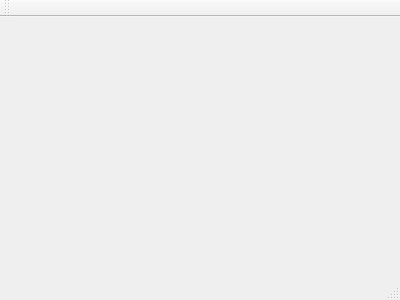
Qt form mainwindow.ui (rodabarbosa/REST_Debug) before a commit.
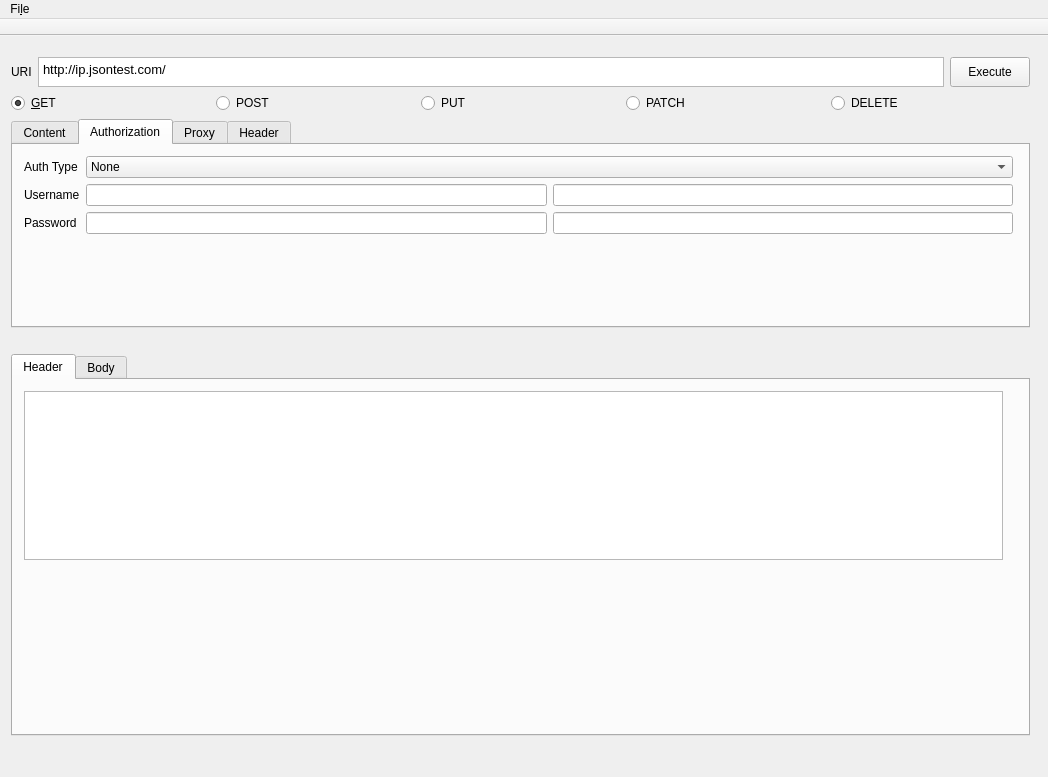
The same form after that commit.

```diff
--- a/mainwindow.ui
+++ b/mainwindow.ui
@@ -1,24 +1,472 @@
 <ui version="4.0">
  <class>MainWindow</class>
- <widget class="QMainWindow" name="MainWindow" >
-  <property name="geometry" >
+ <widget class="QMainWindow" name="MainWindow">
+  <property name="windowModality">
+   <enum>Qt::NonModal</enum>
+  </property>
+  <property name="geometry">
    <rect>
     <x>0</x>
     <y>0</y>
-    <width>400</width>
-    <height>300</height>
+    <width>1048</width>
+    <height>777</height>
    </rect>
   </property>
-  <property name="windowTitle" >
-   <string>MainWindow</string>
+  <property name="minimumSize">
+   <size>
+    <width>800</width>
+    <height>600</height>
+   </size>
   </property>
-  <widget class="QMenuBar" name="menuBar" />
-  <widget class="QToolBar" name="mainToolBar" />
-  <widget class="QWidget" name="centralWidget" />
-  <widget class="QStatusBar" name="statusBar" />
+  <property name="windowTitle">
+   <string>RESTFUL Debuger</string>
+  </property>
+  <widget class="QWidget" name="centralWidget">
+   <widget class="QWidget" name="gridLayoutWidget">
+    <property name="geometry">
+     <rect>
+      <x>0</x>
+      <y>10</y>
+      <width>1041</width>
+      <height>701</height>
+     </rect>
+    </property>
+    <layout class="QGridLayout" name="gridLayout">
+     <item row="0" column="0">
+      <layout class="QHBoxLayout" name="layAddress">
+       <item>
+        <widget class="QLabel" name="label">
+         <property name="maximumSize">
+          <size>
+           <width>16777215</width>
+           <height>30</height>
+          </size>
+         </property>
+         <property name="text">
+          <string>URI</string>
+         </property>
+        </widget>
+       </item>
+       <item>
+        <widget class="QTextEdit" name="txtUri">
+         <property name="maximumSize">
+          <size>
+           <width>16777215</width>
+           <height>30</height>
+          </size>
+         </property>
+         <property name="html">
+          <string>&lt;!DOCTYPE HTML PUBLIC &quot;-//W3C//DTD HTML 4.0//EN&quot; &quot;http://www.w3.org/TR/REC-html40/strict.dtd&quot;&gt;
+&lt;html&gt;&lt;head&gt;&lt;meta name=&quot;qrichtext&quot; content=&quot;1&quot; /&gt;&lt;style type=&quot;text/css&quot;&gt;
+p, li { white-space: pre-wrap; }
+&lt;/style&gt;&lt;/head&gt;&lt;body style=&quot; font-family:'Noto Sans'; font-size:10pt; font-weight:400; font-style:normal;&quot;&gt;
+&lt;p style=&quot; margin-top:0px; margin-bottom:0px; margin-left:0px; margin-right:0px; -qt-block-indent:0; text-indent:0px;&quot;&gt;http://ip.jsontest.com/&lt;/p&gt;&lt;/body&gt;&lt;/html&gt;</string>
+         </property>
+         <property name="placeholderText">
+          <string>http://youruri.com</string>
+         </property>
+        </widget>
+       </item>
+       <item>
+        <widget class="QPushButton" name="btnExecute">
+         <property name="maximumSize">
+          <size>
+           <width>16777215</width>
+           <height>30</height>
+          </size>
+         </property>
+         <property name="text">
+          <string>Execute</string>
+         </property>
+        </widget>
+       </item>
+      </layout>
+     </item>
+     <item row="2" column="0">
+      <layout class="QVBoxLayout" name="layRequestContent">
+       <item>
+        <widget class="QTabWidget" name="tabContent">
+         <property name="maximumSize">
+          <size>
+           <width>16777215</width>
+           <height>209</height>
+          </size>
+         </property>
+         <property name="currentIndex">
+          <number>1</number>
+         </property>
+         <widget class="QWidget" name="tabContentBody">
+          <attribute name="title">
+           <string>Content</string>
+          </attribute>
+          <widget class="QWidget" name="verticalLayoutWidget">
+           <property name="geometry">
+            <rect>
+             <x>0</x>
+             <y>10</y>
+             <width>1021</width>
+             <height>161</height>
+            </rect>
+           </property>
+           <layout class="QVBoxLayout" name="layContentBody">
+            <item>
+             <widget class="QPlainTextEdit" name="txtRequestContent">
+              <property name="maximumSize">
+               <size>
+                <width>16777215</width>
+                <height>16777215</height>
+               </size>
+              </property>
+             </widget>
+            </item>
+           </layout>
+          </widget>
+         </widget>
+         <widget class="QWidget" name="tabContentAuthorization">
+          <attribute name="title">
+           <string>Authorization</string>
+          </attribute>
+          <widget class="QWidget" name="formLayoutWidget">
+           <property name="geometry">
+            <rect>
+             <x>0</x>
+             <y>0</y>
+             <width>1011</width>
+             <height>171</height>
+            </rect>
+           </property>
+           <layout class="QFormLayout" name="layContentAuthorization">
+            <item row="1" column="0">
+             <widget class="QLabel" name="label_2">
+              <property name="text">
+               <string>Auth Type</string>
+              </property>
+             </widget>
+            </item>
+            <item row="1" column="1">
+             <widget class="QComboBox" name="cbxAuth">
+              <item>
+               <property name="text">
+                <string>None</string>
+               </property>
+              </item>
+              <item>
+               <property name="text">
+                <string>Simple</string>
+               </property>
+              </item>
+              <item>
+               <property name="text">
+                <string>Basic</string>
+               </property>
+              </item>
+              <item>
+               <property name="text">
+                <string>OAuth</string>
+               </property>
+              </item>
+             </widget>
+            </item>
+            <item row="3" column="0">
+             <widget class="QLabel" name="label_3">
+              <property name="text">
+               <string>Username</string>
+              </property>
+             </widget>
+            </item>
+            <item row="4" column="0">
+             <widget class="QLabel" name="label_4">
+              <property name="text">
+               <string>Password</string>
+              </property>
+             </widget>
+            </item>
+            <item row="3" column="1">
+             <layout class="QHBoxLayout" name="horizontalLayout">
+              <item>
+               <widget class="QLineEdit" name="txtAuthUsername"/>
+              </item>
+              <item>
+               <widget class="QLineEdit" name="txtAuthUsernameOAuth"/>
+              </item>
+             </layout>
+            </item>
+            <item row="4" column="1">
+             <layout class="QHBoxLayout" name="horizontalLayout_2">
+              <item>
+               <widget class="QLineEdit" name="txtAuthPassword">
+                <property name="echoMode">
+                 <enum>QLineEdit::Password</enum>
+                </property>
+               </widget>
+              </item>
+              <item>
+               <widget class="QLineEdit" name="txtAuthPasswordOAuth">
+                <property name="echoMode">
+                 <enum>QLineEdit::Password</enum>
+                </property>
+               </widget>
+              </item>
+             </layout>
+            </item>
+           </layout>
+          </widget>
+         </widget>
+         <widget class="QWidget" name="tabContentProxy">
+          <attribute name="title">
+           <string>Proxy</string>
+          </attribute>
+          <widget class="QWidget" name="formLayoutWidget_2">
+           <property name="geometry">
+            <rect>
+             <x>0</x>
+             <y>0</y>
+             <width>661</width>
+             <height>176</height>
+            </rect>
+           </property>
+           <layout class="QFormLayout" name="layContentProxy">
+            <item row="0" column="0">
+             <widget class="QCheckBox" name="chkProxyEnabled">
+              <property name="text">
+               <string>CheckBox</string>
+              </property>
+             </widget>
+            </item>
+            <item row="1" column="0">
+             <widget class="QLabel" name="label_5">
+              <property name="text">
+               <string>Address</string>
+              </property>
+             </widget>
+            </item>
+            <item row="2" column="0">
+             <widget class="QLabel" name="label_6">
+              <property name="text">
+               <string>Port</string>
+              </property>
+             </widget>
+            </item>
+            <item row="3" column="0">
+             <widget class="QLabel" name="label_7">
+              <property name="text">
+               <string>Username</string>
+              </property>
+             </widget>
+            </item>
+            <item row="4" column="0">
+             <widget class="QLabel" name="label_8">
+              <property name="text">
+               <string>Password</string>
+              </property>
+             </widget>
+            </item>
+            <item row="1" column="1">
+             <widget class="QLineEdit" name="txtProxyAddress"/>
+            </item>
+            <item row="3" column="1">
+             <widget class="QLineEdit" name="txtProxyUsername"/>
+            </item>
+            <item row="4" column="1">
+             <widget class="QLineEdit" name="txtProxyPassword">
+              <property name="echoMode">
+               <enum>QLineEdit::Password</enum>
+              </property>
+             </widget>
+            </item>
+            <item row="2" column="1">
+             <widget class="QSpinBox" name="spnProxyPort">
+              <property name="maximum">
+               <number>999999</number>
+              </property>
+              <property name="value">
+               <number>8080</number>
+              </property>
+             </widget>
+            </item>
+           </layout>
+          </widget>
+         </widget>
+         <widget class="QWidget" name="tabContentHeader">
+          <attribute name="title">
+           <string>Header</string>
+          </attribute>
+          <widget class="QWidget" name="verticalLayoutWidget_2">
+           <property name="geometry">
+            <rect>
+             <x>10</x>
+             <y>0</y>
+             <width>701</width>
+             <height>161</height>
+            </rect>
+           </property>
+           <layout class="QVBoxLayout" name="layContentHeader">
+            <item>
+             <widget class="QTextEdit" name="txtContentHeader"/>
+            </item>
+           </layout>
+          </widget>
+         </widget>
+        </widget>
+       </item>
+      </layout>
+     </item>
+     <item row="1" column="0">
+      <layout class="QHBoxLayout" name="layMethodSelector">
+       <item>
+        <widget class="QRadioButton" name="rdbGet">
+         <property name="text">
+          <string>&amp;GET</string>
+         </property>
+         <property name="checked">
+          <bool>true</bool>
+         </property>
+        </widget>
+       </item>
+       <item>
+        <widget class="QRadioButton" name="rdbPost">
+         <property name="text">
+          <string>POST</string>
+         </property>
+        </widget>
+       </item>
+       <item>
+        <widget class="QRadioButton" name="rdbPut">
+         <property name="text">
+          <string>PUT</string>
+         </property>
+        </widget>
+       </item>
+       <item>
+        <widget class="QRadioButton" name="rdbPatch">
+         <property name="text">
+          <string>PATCH</string>
+         </property>
+        </widget>
+       </item>
+       <item>
+        <widget class="QRadioButton" name="rdbdelete">
+         <property name="text">
+          <string>DELETE</string>
+         </property>
+        </widget>
+       </item>
+      </layout>
+     </item>
+     <item row="3" column="0">
+      <layout class="QVBoxLayout" name="layResponseStatus">
+       <item>
+        <widget class="QLabel" name="lbl_status">
+         <property name="text">
+          <string/>
+         </property>
+        </widget>
+       </item>
+      </layout>
+     </item>
+     <item row="4" column="0">
+      <layout class="QHBoxLayout" name="layResult">
+       <item>
+        <widget class="QTabWidget" name="tabWidget">
+         <property name="currentIndex">
+          <number>0</number>
+         </property>
+         <widget class="QWidget" name="tab_header">
+          <attribute name="title">
+           <string>Header</string>
+          </attribute>
+          <widget class="QWidget" name="horizontalLayoutWidget_6">
+           <property name="geometry">
+            <rect>
+             <x>0</x>
+             <y>0</y>
+             <width>1001</width>
+             <height>191</height>
+            </rect>
+           </property>
+           <layout class="QHBoxLayout" name="layResultHeader">
+            <item>
+             <widget class="QPlainTextEdit" name="txtResultHeader">
+              <property name="readOnly">
+               <bool>true</bool>
+              </property>
+             </widget>
+            </item>
+           </layout>
+          </widget>
+         </widget>
+         <widget class="QWidget" name="tab_body">
+          <attribute name="title">
+           <string>Body</string>
+          </attribute>
+          <widget class="QWidget" name="horizontalLayoutWidget_5">
+           <property name="geometry">
+            <rect>
+             <x>10</x>
+             <y>0</y>
+             <width>981</width>
+             <height>181</height>
+            </rect>
+           </property>
+           <layout class="QHBoxLayout" name="layResultBody">
+            <item>
+             <widget class="QPlainTextEdit" name="txtResultBody">
+              <property name="readOnly">
+               <bool>true</bool>
+              </property>
+             </widget>
+            </item>
+           </layout>
+          </widget>
+         </widget>
+        </widget>
+       </item>
+      </layout>
+     </item>
+    </layout>
+   </widget>
+  </widget>
+  <widget class="QMenuBar" name="menuBar">
+   <property name="geometry">
+    <rect>
+     <x>0</x>
+     <y>0</y>
+     <width>1048</width>
+     <height>30</height>
+    </rect>
+   </property>
+   <widget class="QMenu" name="menuSair">
+    <property name="title">
+     <string>Fi&amp;le</string>
+    </property>
+    <addaction name="actExit"/>
+   </widget>
+   <addaction name="menuSair"/>
+  </widget>
+  <widget class="QToolBar" name="mainToolBar">
+   <property name="enabled">
+    <bool>true</bool>
+   </property>
+   <property name="movable">
+    <bool>false</bool>
+   </property>
+   <property name="floatable">
+    <bool>false</bool>
+   </property>
+   <attribute name="toolBarArea">
+    <enum>TopToolBarArea</enum>
+   </attribute>
+   <attribute name="toolBarBreak">
+    <bool>false</bool>
+   </attribute>
+  </widget>
+  <action name="actExit">
+   <property name="text">
+    <string>&amp;Exit</string>
+   </property>
+  </action>
  </widget>
- <layoutDefault spacing="6" margin="11" />
- <pixmapfunction></pixmapfunction>
+ <layoutdefault spacing="6" margin="11"/>
  <resources/>
  <connections/>
 </ui>
```
Left out of the diff: 1 changed line with no effect on the pictures.
